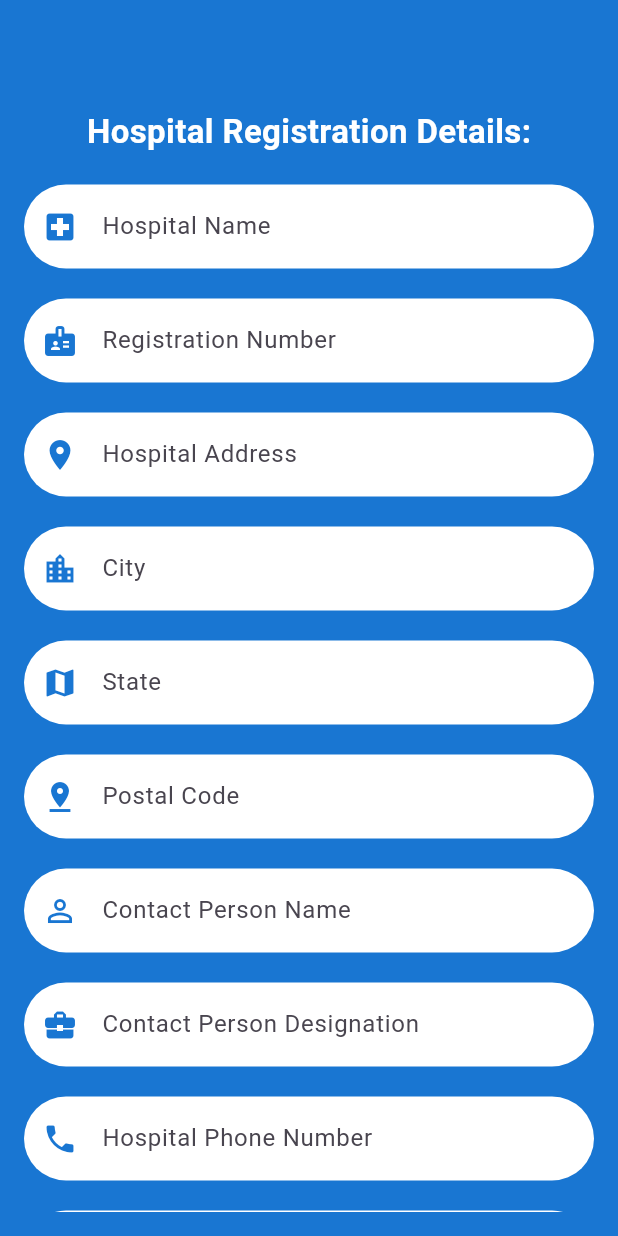
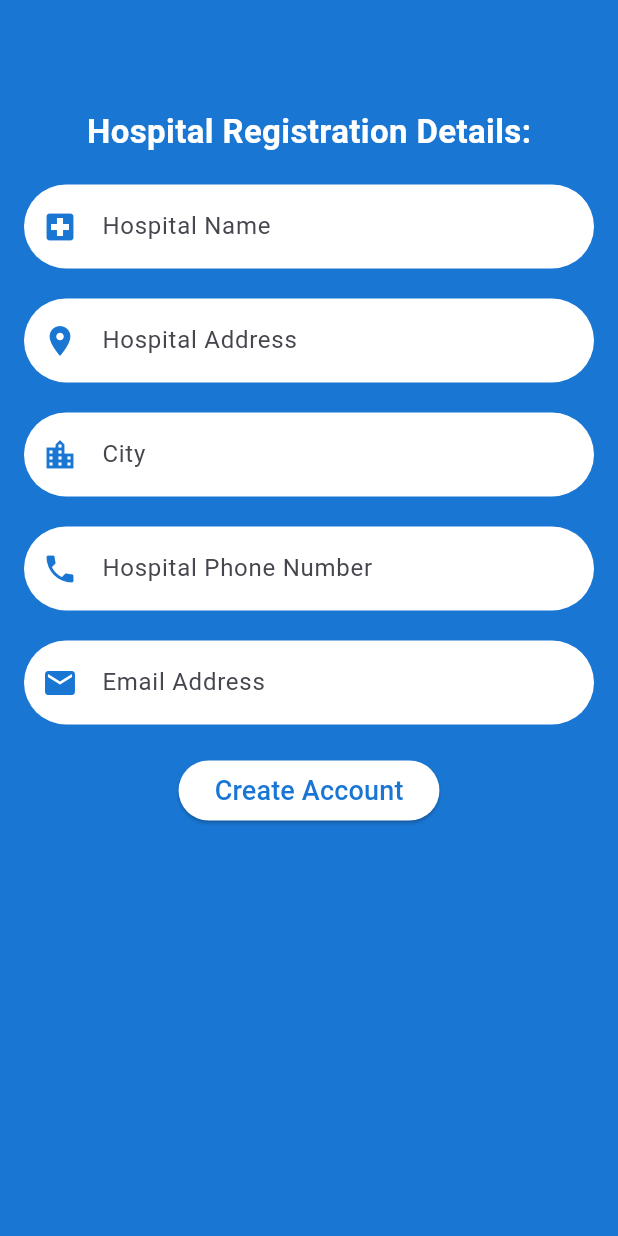
Before and after one commit to Varshighan/flutter_blood_repository_management, a Flutter app: the HospitalSignUpPage screen opened directly, on a phone screen of 412 x 824 dp. Run offline on Flutter 3.47's test engine with Material 3 defaults, Android fonts, the phone set to English and light mode, and no system bars.

Commit message:
Update hospital_sign_up_page.dart

```diff
--- a/lib/hospital_sign_up_page.dart
+++ b/lib/hospital_sign_up_page.dart
@@ -69,20 +69,20 @@ class HospitalSignUpPageState extends State<HospitalSignUpPage> {
                       ),
                       const SizedBox(height: 20),
 
-                      TextField(
-                        controller: registrationNumberController,
-                        decoration: InputDecoration(
-                          filled: true,
-                          fillColor: Colors.white,
-                          hintText: 'Registration Number',
-                          prefixIcon: Icon(Icons.badge, color: Colors.blue.shade700),
-                          border: OutlineInputBorder(
-                            borderRadius: BorderRadius.circular(30),
-                            borderSide: BorderSide.none,
-                          ),
-                        ),
-                      ),
-                      const SizedBox(height: 20),
+                      // TextField(
+                      //   controller: registrationNumberController,
+                      //   decoration: InputDecoration(
+                      //     filled: true,
+                      //     fillColor: Colors.white,
+                      //     hintText: 'Registration Number',
+                      //     prefixIcon: Icon(Icons.badge, color: Colors.blue.shade700),
+                      //     border: OutlineInputBorder(
+                      //       borderRadius: BorderRadius.circular(30),
+                      //       borderSide: BorderSide.none,
+                      //     ),
+                      //   ),
+                      // ),
+                      // const SizedBox(height: 20),
 
                       TextField(
                         controller: hospitalAddressController,
@@ -114,66 +114,66 @@ class HospitalSignUpPageState extends State<HospitalSignUpPage> {
                       ),
                       const SizedBox(height: 20),
 
-                      TextField(
-                        controller: stateController,
-                        decoration: InputDecoration(
-                          filled: true,
-                          fillColor: Colors.white,
-                          hintText: 'State',
-                          prefixIcon: Icon(Icons.map, color: Colors.blue.shade700),
-                          border: OutlineInputBorder(
-                            borderRadius: BorderRadius.circular(30),
-                            borderSide: BorderSide.none,
-                          ),
-                        ),
-                      ),
-                      const SizedBox(height: 20),
-
-                      TextField(
-                        controller: postalCodeController,
-                        keyboardType: TextInputType.number,
-                        decoration: InputDecoration(
-                          filled: true,
-                          fillColor: Colors.white,
-                          hintText: 'Postal Code',
-                          prefixIcon: Icon(Icons.pin_drop, color: Colors.blue.shade700),
-                          border: OutlineInputBorder(
-                            borderRadius: BorderRadius.circular(30),
-                            borderSide: BorderSide.none,
-                          ),
-                        ),
-                      ),
-                      const SizedBox(height: 20),
-
-                      TextField(
-                        controller: contactPersonNameController,
-                        decoration: InputDecoration(
-                          filled: true,
-                          fillColor: Colors.white,
-                          hintText: 'Contact Person Name',
-                          prefixIcon: Icon(Icons.person_outline, color: Colors.blue.shade700),
-                          border: OutlineInputBorder(
-                            borderRadius: BorderRadius.circular(30),
-                            borderSide: BorderSide.none,
-                          ),
-                        ),
-                      ),
-                      const SizedBox(height: 20),
-
-                      TextField(
-                        controller: contactPersonDesignationController,
-                        decoration: InputDecoration(
-                          filled: true,
-                          fillColor: Colors.white,
-                          hintText: 'Contact Person Designation',
-                          prefixIcon: Icon(Icons.business_center, color: Colors.blue.shade700),
-                          border: OutlineInputBorder(
-                            borderRadius: BorderRadius.circular(30),
-                            borderSide: BorderSide.none,
-                          ),
-                        ),
-                      ),
-                      const SizedBox(height: 20),
+                      // TextField(
+                      //   controller: stateController,
+                      //   decoration: InputDecoration(
+                      //     filled: true,
+                      //     fillColor: Colors.white,
+                      //     hintText: 'State',
+                      //     prefixIcon: Icon(Icons.map, color: Colors.blue.shade700),
+                      //     border: OutlineInputBorder(
+                      //       borderRadius: BorderRadius.circular(30),
+                      //       borderSide: BorderSide.none,
+                      //     ),
+                      //   ),
+                      // ),
+                      // const SizedBox(height: 20),
+                      //
+                      // TextField(
+                      //   controller: postalCodeController,
+                      //   keyboardType: TextInputType.number,
+                      //   decoration: InputDecoration(
+                      //     filled: true,
+                      //     fillColor: Colors.white,
+                      //     hintText: 'Postal Code',
+                      //     prefixIcon: Icon(Icons.pin_drop, color: Colors.blue.shade700),
+                      //     border: OutlineInputBorder(
+                      //       borderRadius: BorderRadius.circular(30),
+                      //       borderSide: BorderSide.none,
+                      //     ),
+                      //   ),
+                      // ),
+                      // const SizedBox(height: 20),
+                      //
+                      // TextField(
+                      //   controller: contactPersonNameController,
+                      //   decoration: InputDecoration(
+                      //     filled: true,
+                      //     fillColor: Colors.white,
+                      //     hintText: 'Contact Person Name',
+                      //     prefixIcon: Icon(Icons.person_outline, color: Colors.blue.shade700),
+                      //     border: OutlineInputBorder(
+                      //       borderRadius: BorderRadius.circular(30),
+                      //       borderSide: BorderSide.none,
+                      //     ),
+                      //   ),
+                      // ),
+                      // const SizedBox(height: 20),
+                      //
+                      // TextField(
+                      //   controller: contactPersonDesignationController,
+                      //   decoration: InputDecoration(
+                      //     filled: true,
+                      //     fillColor: Colors.white,
+                      //     hintText: 'Contact Person Designation',
+                      //     prefixIcon: Icon(Icons.business_center, color: Colors.blue.shade700),
+                      //     border: OutlineInputBorder(
+                      //       borderRadius: BorderRadius.circular(30),
+                      //       borderSide: BorderSide.none,
+                      //     ),
+                      //   ),
+                      // ),
+                      // const SizedBox(height: 20),
 
                       TextField(
                         controller: hospitalPhoneNumberController,
@@ -191,21 +191,21 @@ class HospitalSignUpPageState extends State<HospitalSignUpPage> {
                       ),
                       const SizedBox(height: 20),
 
-                      TextField(
-                        controller: contactPersonMobileController,
-                        keyboardType: TextInputType.phone,
-                        decoration: InputDecoration(
-                          filled: true,
-                          fillColor: Colors.white,
-                          hintText: 'Contact Person Mobile Number',
-                          prefixIcon: Icon(Icons.phone_android, color: Colors.blue.shade700),
-                          border: OutlineInputBorder(
-                            borderRadius: BorderRadius.circular(30),
-                            borderSide: BorderSide.none,
-                          ),
-                        ),
-                      ),
-                      const SizedBox(height: 20),
+                      // TextField(
+                      //   controller: contactPersonMobileController,
+                      //   keyboardType: TextInputType.phone,
+                      //   decoration: InputDecoration(
+                      //     filled: true,
+                      //     fillColor: Colors.white,
+                      //     hintText: 'Contact Person Mobile Number',
+                      //     prefixIcon: Icon(Icons.phone_android, color: Colors.blue.shade700),
+                      //     border: OutlineInputBorder(
+                      //       borderRadius: BorderRadius.circular(30),
+                      //       borderSide: BorderSide.none,
+                      //     ),
+                      //   ),
+                      // ),
+                      // const SizedBox(height: 20),
 
                       TextField(
                         controller: emailController,
@@ -222,21 +222,21 @@ class HospitalSignUpPageState extends State<HospitalSignUpPage> {
                       ),
                       const SizedBox(height: 20),
 
-                      TextField(
-                        controller: passwordController,
-                        decoration: InputDecoration(
-                          filled: true,
-                          fillColor: Colors.white,
-                          hintText: 'Password',
-                          prefixIcon: Icon(Icons.lock, color: Colors.blue.shade700),
-                          border: OutlineInputBorder(
-                            borderRadius: BorderRadius.circular(30),
-                            borderSide: BorderSide.none,
-                          ),
-                        ),
-                        obscureText: true, // Hides password
-                      ),
-                      const SizedBox(height: 20),
+                      // TextField(
+                      //   controller: passwordController,
+                      //   decoration: InputDecoration(
+                      //     filled: true,
+                      //     fillColor: Colors.white,
+                      //     hintText: 'Password',
+                      //     prefixIcon: Icon(Icons.lock, color: Colors.blue.shade700),
+                      //     border: OutlineInputBorder(
+                      //       borderRadius: BorderRadius.circular(30),
+                      //       borderSide: BorderSide.none,
+                      //     ),
+                      //   ),
+                      //   obscureText: true, // Hides password
+                      // ),
+                      // const SizedBox(height: 20),
 
                       ElevatedButton(
                         onPressed: () {
@@ -338,7 +338,7 @@ class HospitalAccountPage extends StatelessWidget {
               ElevatedButton(
                 onPressed: () {
                   // Add logic for creating account with username and password
-                  Navigator.push(context, MaterialPageRoute(builder: (context) => const HospitalHomePage())); // Navigate to DonorHomePage
+                  Navigator.push(context, MaterialPageRoute(builder: (context) => const HospitalHomePage()));
                 },
                 style: ElevatedButton.styleFrom(
                   backgroundColor: Colors.white,
```
